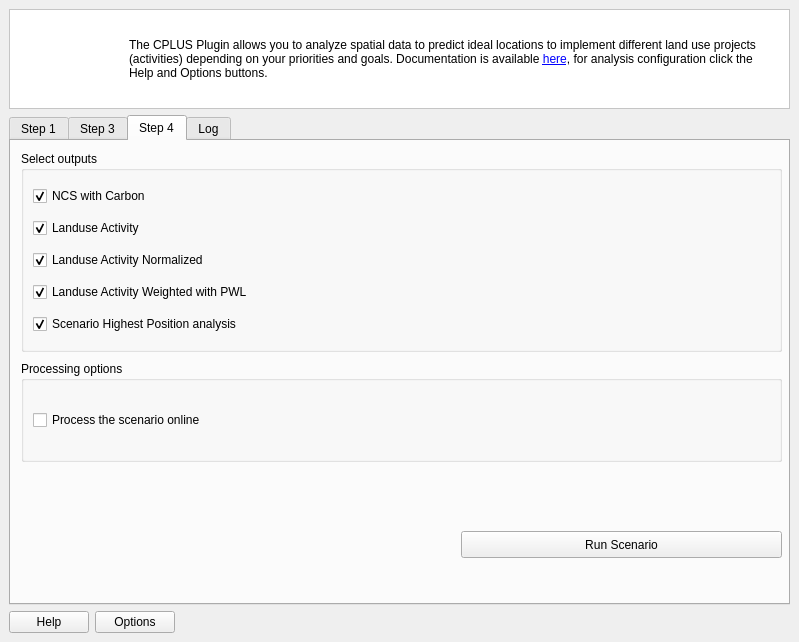
Before: the Qt Designer form src/cplus_plugin/ui/qgis_cplus_main_dockwidget.ui in ConservationInternational/cplus-plugin, drawn with Qt 5.
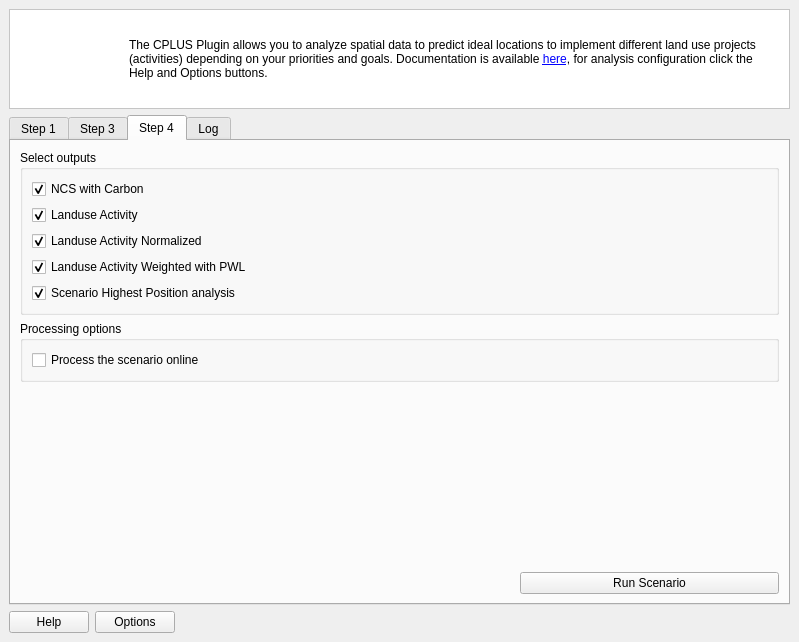
After: the same form once the commit is applied. The open tabs and pages were chosen to show the change. Icons and pictures are not drawn. Custom widgets are drawn as their Qt base class.

Commit message: add layout for the step 4 ui widgets

Patch:
```diff
--- a/src/cplus_plugin/ui/qgis_cplus_main_dockwidget.ui
+++ b/src/cplus_plugin/ui/qgis_cplus_main_dockwidget.ui
@@ -427,15 +427,9 @@
        <attribute name="title">
         <string>Step 4</string>
        </attribute>
+       <layout class="QGridLayout" name="gridLayout_6">
+        <item row="0" column="0">
        <widget class="QgsCollapsibleGroupBox" name="options_group">
-        <property name="geometry">
-         <rect>
-          <x>10</x>
-          <y>10</y>
-          <width>761</width>
-          <height>201</height>
-         </rect>
-        </property>
         <property name="toolTip">
          <string>&lt;html&gt;&lt;head/&gt;&lt;body&gt;&lt;p&gt;Select outputs that will be saved into the file system, unselected options will be stored as memory layers.&lt;/p&gt;&lt;/body&gt;&lt;/html&gt;</string>
         </property>
@@ -510,15 +504,9 @@
          </item>
         </layout>
        </widget>
+        </item>
+        <item row="1" column="0">
        <widget class="QgsCollapsibleGroupBox" name="processing_options_group">
-        <property name="geometry">
-         <rect>
-          <x>10</x>
-          <y>220</y>
-          <width>761</width>
-          <height>101</height>
-         </rect>
-        </property>
         <property name="toolTip">
          <string>Processing options</string>
         </property>
@@ -535,15 +523,21 @@
          </item>
         </layout>
        </widget>
-       <widget class="QWidget" name="layoutWidget">
-        <property name="geometry">
-         <rect>
-          <x>410</x>
-          <y>390</y>
-          <width>361</width>
-          <height>27</height>
-         </rect>
-        </property>
+        </item>
+        <item row="2" column="0">
+         <spacer name="verticalSpacer_4">
+          <property name="orientation">
+           <enum>Qt::Vertical</enum>
+          </property>
+          <property name="sizeHint" stdset="0">
+           <size>
+            <width>20</width>
+            <height>117</height>
+           </size>
+          </property>
+         </spacer>
+        </item>
+        <item row="3" column="0">
         <layout class="QHBoxLayout" name="horizontalLayout_3">
          <item>
           <spacer name="horizontalSpacer_2">
@@ -552,7 +546,7 @@
            </property>
            <property name="sizeHint" stdset="0">
             <size>
-             <width>40</width>
+              <width>500</width>
              <height>20</height>
             </size>
            </property>
@@ -572,7 +566,8 @@
           </widget>
          </item>
         </layout>
-       </widget>
+        </item>
+       </layout>
       </widget>
       <widget class="QWidget" name="log">
        <attribute name="title">
```
Lines whose indentation alone changed are shown as unchanged.
